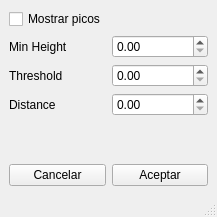
Qt form Luis/uiFiles/picosConfig.ui (luisguariglia/Proyecto-Tip-LIBiAM) before a commit.
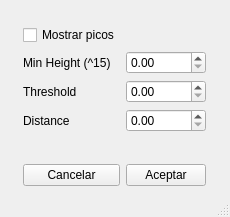
The same form after that commit.

Commit message: ventana de picos anda bien

What changed in the file:
```diff
--- a/Luis/uiFiles/picosConfig.ui
+++ b/Luis/uiFiles/picosConfig.ui
@@ -6,7 +6,7 @@
    <rect>
     <x>0</x>
     <y>0</y>
-    <width>217</width>
+    <width>230</width>
     <height>217</height>
    </rect>
   </property>
@@ -15,37 +15,67 @@
   </property>
   <widget class="QWidget" name="centralwidget">
    <layout class="QGridLayout" name="gridLayout">
-    <item row="1" column="0">
-     <widget class="QLabel" name="label">
-      <property name="text">
-       <string>Min Height</string>
+    <item row="4" column="3">
+     <spacer name="horizontalSpacer_2">
+      <property name="orientation">
+       <enum>Qt::Horizontal</enum>
       </property>
-     </widget>
+      <property name="sizeHint" stdset="0">
+       <size>
+        <width>40</width>
+        <height>20</height>
+       </size>
+      </property>
+     </spacer>
+    </item>
+    <item row="0" column="1">
+     <spacer name="verticalSpacer_3">
+      <property name="orientation">
+       <enum>Qt::Vertical</enum>
+      </property>
+      <property name="sizeHint" stdset="0">
+       <size>
+        <width>20</width>
+        <height>40</height>
+       </size>
+      </property>
+     </spacer>
     </item>
     <item row="4" column="0">
-     <spacer name="verticalSpacer_2">
+     <spacer name="horizontalSpacer">
       <property name="orientation">
-       <enum>Qt::Vertical</enum>
+       <enum>Qt::Horizontal</enum>
       </property>
       <property name="sizeHint" stdset="0">
        <size>
-        <width>20</width>
-        <height>40</height>
+        <width>40</width>
+        <height>20</height>
        </size>
       </property>
      </spacer>
     </item>
-    <item row="1" column="1">
-     <widget class="QDoubleSpinBox" name="doubleSpinBox"/>
+    <item row="2" column="1">
+     <widget class="QLabel" name="label">
+      <property name="text">
+       <string>Min Height (^15)</string>
+      </property>
+     </widget>
     </item>
-    <item row="5" column="1">
-     <widget class="QPushButton" name="pushButton_2">
+    <item row="6" column="2">
+     <widget class="QPushButton" name="aceptar_btn">
       <property name="text">
        <string>Aceptar</string>
       </property>
      </widget>
     </item>
-    <item row="4" column="1">
+    <item row="1" column="1">
+     <widget class="QCheckBox" name="checkBoxMostrarPicos">
+      <property name="text">
+       <string>Mostrar picos</string>
+      </property>
+     </widget>
+    </item>
+    <item row="5" column="2">
      <spacer name="verticalSpacer">
       <property name="orientation">
        <enum>Qt::Vertical</enum>
@@ -58,21 +88,30 @@
       </property>
      </spacer>
     </item>
-    <item row="0" column="0">
-     <widget class="QCheckBox" name="checkBox">
-      <property name="text">
-       <string>Mostrar picos</string>
-      </property>
-     </widget>
-    </item>
-    <item row="5" column="0">
-     <widget class="QPushButton" name="pushButton">
+    <item row="6" column="1">
+     <widget class="QPushButton" name="cancelar_btn">
       <property name="text">
        <string>Cancelar</string>
       </property>
      </widget>
     </item>
-    <item row="2" column="0">
+    <item row="2" column="2">
+     <widget class="QDoubleSpinBox" name="campo1"/>
+    </item>
+    <item row="5" column="1">
+     <spacer name="verticalSpacer_2">
+      <property name="orientation">
+       <enum>Qt::Vertical</enum>
+      </property>
+      <property name="sizeHint" stdset="0">
+       <size>
+        <width>20</width>
+        <height>40</height>
+       </size>
+      </property>
+     </spacer>
+    </item>
+    <item row="3" column="1">
      <widget class="QLabel" name="label_2">
       <property name="cursor">
        <cursorShape>WhatsThisCursor</cursorShape>
@@ -100,18 +139,22 @@
       </property>
      </widget>
     </item>
-    <item row="2" column="1">
-     <widget class="QDoubleSpinBox" name="doubleSpinBox_2"/>
-    </item>
-    <item row="3" column="0">
+    <item row="4" column="1">
      <widget class="QLabel" name="label_3">
       <property name="text">
        <string>Distance</string>
       </property>
      </widget>
     </item>
-    <item row="3" column="1">
-     <widget class="QDoubleSpinBox" name="doubleSpinBox_3"/>
+    <item row="3" column="2">
+     <widget class="QDoubleSpinBox" name="campo2"/>
+    </item>
+    <item row="4" column="2">
+     <widget class="QDoubleSpinBox" name="campo3">
+      <property name="maximum">
+       <double>999.990000000000009</double>
+      </property>
+     </widget>
     </item>
    </layout>
   </widget>
```
Left out of the diff: 2 changed lines with no effect on the pictures. The commit also changes 2 other files.
